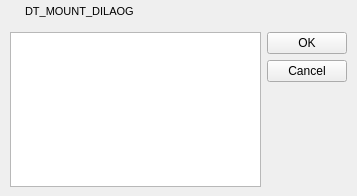
Before: the Qt Designer form CuteTorrent/LTorrent/multipleDt.ui in SuperNerd-James/cutetorrent, drawn with Qt 5.
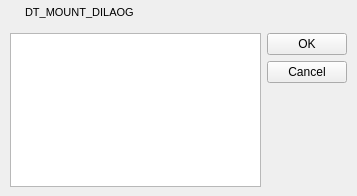
After: the same form once the commit is applied. Icons and pictures are not drawn.

Diff of the .ui file:
```diff
--- a/CuteTorrent/LTorrent/multipleDt.ui
+++ b/CuteTorrent/LTorrent/multipleDt.ui
@@ -25,7 +25,7 @@
     <number>1</number>
    </property>
    <property name="topMargin">
-    <number>0</number>
+    <number>1</number>
    </property>
    <property name="rightMargin">
     <number>1</number>
@@ -109,7 +109,7 @@
          </font>
         </property>
         <property name="styleSheet">
-         <string notr="true">color: rgb(0, 0, 0);</string>
+         <string notr="true"/>
         </property>
         <property name="text">
          <string>DT_MOUNT_DILAOG</string>
```
Left out of the diff: 8 changed lines with no effect on the pictures.
